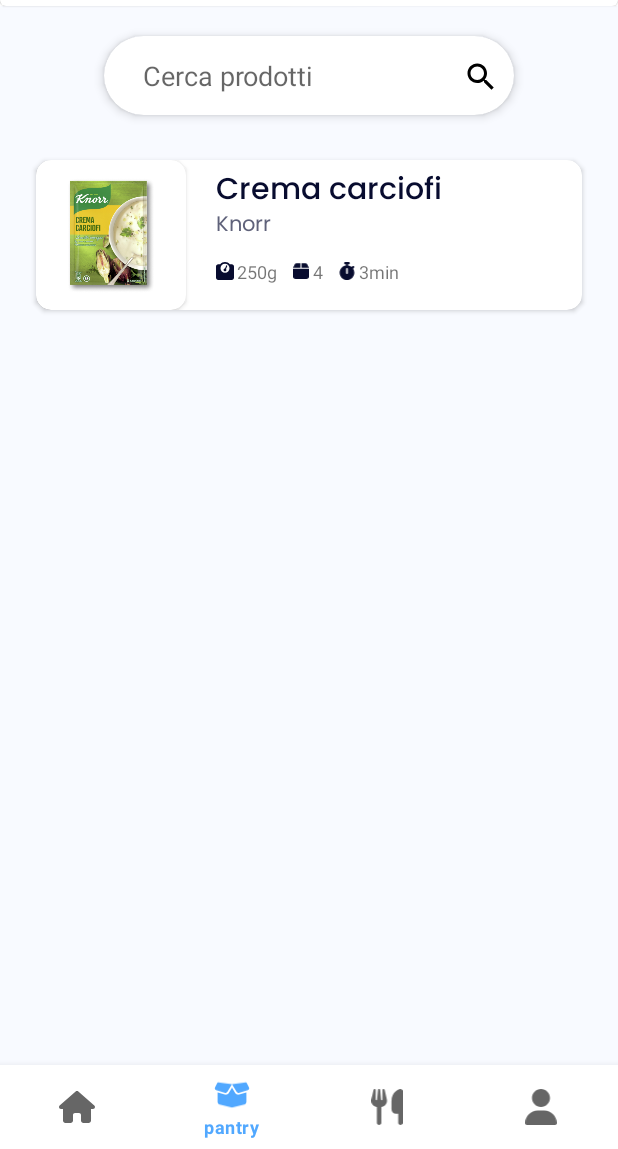
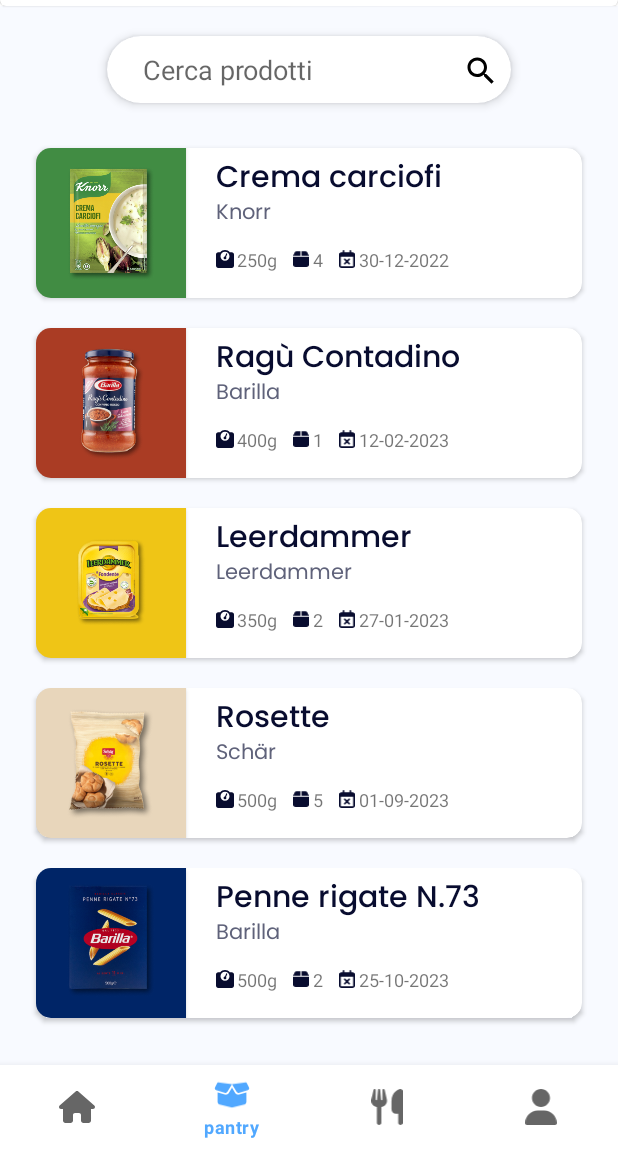
Before and after one commit to PaoloDAlessandro/fooding_android, an Android app: the screen it shows after launch (MainActivity), item 2 of the bottom bar chosen, on a phone screen of 412 x 824 dp, the part 87-1236 px from its top. Run offline under Robolectric (Android 15) with nearby library versions, the phone set to English and light mode, and no system bars.

Commit message:
fix: background color image error on Pantry products & more superficial fix

```diff
--- a/app/src/main/java/it/itsar/fooding/Home.java
+++ b/app/src/main/java/it/itsar/fooding/Home.java
@@ -14,7 +14,6 @@
     public View onCreateView(LayoutInflater inflater, ViewGroup container,
                              Bundle savedInstanceState) {
         // Inflate the layout for this fragment
-        getActivity().setTitle("Fooding");
         return inflater.inflate(R.layout.fragment_home, container, false);
     }
 }
--- a/app/src/main/java/it/itsar/fooding/MainActivity.java
+++ b/app/src/main/java/it/itsar/fooding/MainActivity.java
@@ -1,6 +1,7 @@
 package it.itsar.fooding;
 
 import androidx.appcompat.app.AppCompatActivity;
+import androidx.core.content.ContextCompat;
 import androidx.core.content.res.ResourcesCompat;
 import androidx.fragment.app.FragmentManager;
 
@@ -9,19 +10,38 @@
 
 import com.google.android.material.bottomnavigation.BottomNavigationView;
 
+import java.time.LocalDate;
+import java.time.Month;
 import java.util.HashMap;
 
 public class MainActivity extends AppCompatActivity {
 
     private BottomNavigationView bottomNavigationView;
-    private FragmentManager fragmentManager = getSupportFragmentManager();
+    public FragmentManager fragmentManager = getSupportFragmentManager();
+    private MyProperties myProperties = MyProperties.getInstance();
 
     @Override
     protected void onCreate(Bundle savedInstanceState) {
         super.onCreate(savedInstanceState);
         setContentView(R.layout.activity_main);
+        bottomNavigationView = findViewById(R.id.bottomMenu);
 
-        bottomNavigationView = findViewById(R.id.bottomMenu);
+        Prodotto[] prodotti = new Prodotto[0];
+        if (android.os.Build.VERSION.SDK_INT >= android.os.Build.VERSION_CODES.O) {
+            prodotti = new Prodotto[]{
+                    new Prodotto("Crema carciofi", "Knorr", "Farina di FRUMENTO, LATTE scremato, fecola di patate, PANNA, sale iodato, farina di mais*, aromi, carciofi 3,1%, olio di mais, estratto per brodo, zucchero, estratto di lievito, succo di limone, spinaci, sale, prezzemolo 0,2%, spezie (pepe nero*, aglio, radice di levistico). Può contenere uova, soia, sedaano e senape. *Da agricoltura sostenibile", 250, 4, 3, LocalDate.of(2022, Month.DECEMBER, 30), R.drawable.crema_carciofi, ContextCompat.getColor(getApplicationContext(), R.color.crema_carciofi), new ValoriNutrizionali(724.00, 9, 11.0, 16, 6.3, 32, 17.0, 7, 1.3, 1, 1.3, 0, 2.5, 5, 0, 0)),
+                    new Prodotto("Ragù Contadino", "Barilla", "Carote 4% Rosmarino Oli vegetali (oliva, girasole) Aglio Aromi Sale Zucchero Amido di mais Cipolle Vino rosso 6% Concentrato di pomodoro 16,5% Polpa di pomodoro 18% Acqua Carne suina 25%",400, 1, 0, LocalDate.of(2023, Month.FEBRUARY, 12), R.drawable.ragu_contadino, ContextCompat.getColor(getApplicationContext(), R.color.ragù_contadino), new ValoriNutrizionali(385, 5, 4.5, 6, 1.2, 6, 6.8, 3, 4.0, 4, 1.8, 0, 5.1, 10, 1.0, 17)),
+                    new Prodotto("Leerdammer", "Leerdammer", "Latte, sale, fermenti lattici, caglio microbico.", 350, 2, 0, LocalDate.of(2023, Month.JANUARY, 27), R.drawable.leerdammer,ContextCompat.getColor(getApplicationContext(), R.color.leerdammer),  new ValoriNutrizionali(1536, 18, 28.0, 40, 0, 0, 0.1, 0, 0, 0, 0, 0, 28, 56, 0, 0)),
+                    new Prodotto("Rosette","Schär", "amido di mais , acqua , pasta madre (farina di riso, acqua) 14% , fibra vegetale (psillio) , farina di miglio , olio di girasole 3,8% , farina di riso , proteine di soia , amido di riso , addensante: idrossipropilmetilcellulosa ; sciroppo di riso , sale , lievito , zucchero . Può contenere tracce di nocciole, uova e di senape. SENZA FRUMENTO.", 500, 5, 8, LocalDate.of(2023, Month.SEPTEMBER, 1), R.drawable.rosette, ContextCompat.getColor(getApplicationContext(), R.color.rosette), new ValoriNutrizionali(1025, 12.3, 3.6, 5.1, 0.5, 2.5, 47, 17.4, 0.8, 0.9, 5.5, 22, 3.5, 7, 1.3, 21.7)),
+                    new Prodotto("Penne rigate N.73", "Barilla", "Semola di grano duro e acqua", 500, 2, 11, LocalDate.of(2023, Month.OCTOBER, 25), R.drawable.penne_rigate_barilla, ContextCompat.getColor(getApplicationContext(), R.color.penne_rigate_barilla), new ValoriNutrizionali(1502, 18, 2, 3, 0.5, 3, 71.2, 27, 3.5, 4, 3, 0 , 12.5, 25, 0.03, 1)),
+                    new Prodotto("Uova guscio bianco", "Le naturelle", "uova", 300, 1, 0, LocalDate.of(2022, Month.DECEMBER, 31), R.drawable.uova_le_naturelle, ContextCompat.getColor(getApplicationContext(), R.color.uova_le_naturelle), new ValoriNutrizionali(535, 6.4, 8.7, 12, 4, 20, 0.5, 0, 0.5, 0, 0, 0, 12, 24, 0.3, 5.7))
+                    /*
+            */
+            };
+        }
+
+        myProperties.setProdotti(prodotti);
+
         bottomNavigationView.setOnItemSelectedListener(item -> {
             switch (item.getItemId()) {
                 case R.id.homeButton:
--- /dev/null
+++ b/app/src/main/java/it/itsar/fooding/MyProperties.java
@@ -0,0 +1,24 @@
+package it.itsar.fooding;
+
+public class MyProperties {
+    private static MyProperties mInstance= null;
+
+    private Prodotto[] prodotti;
+
+    protected MyProperties(){}
+
+    public static synchronized MyProperties getInstance() {
+        if(null == mInstance){
+            mInstance = new MyProperties();
+        }
+        return mInstance;
+    }
+
+    public Prodotto[] getProdotti() {
+        return prodotti;
+    }
+
+    public void setProdotti(Prodotto[] prodotti) {
+        this.prodotti = prodotti;
+    }
+}
--- a/app/src/main/java/it/itsar/fooding/Pantry.java
+++ b/app/src/main/java/it/itsar/fooding/Pantry.java
@@ -32,28 +32,9 @@
 public class Pantry extends Fragment {
 
     private RecyclerView recyclerView;
-    public Prodotto[] prodotti = {
-            new Prodotto("Crema carciofi", "Knorr", "Farina di FRUMENTO, LATTE scremato, fecola di patate, PANNA, sale iodato, farina di mais*, aromi, carciofi 3,1%, olio di mais, estratto per brodo, zucchero, estratto di lievito, succo di limone, spinaci, sale, prezzemolo 0,2%, spezie (pepe nero*, aglio, radice di levistico). Può contenere uova, soia, sedaano e senape. *Da agricoltura sostenibile", 250, 4, 3, R.drawable.crema_carciofi, new ValoriNutrizionali(724.00, 9, 11.0, 16, 6.3, 32, 17.0, 7, 1.3, 1, 1.3, 0, 2.5, 5, 0, 0)),
-            /*
-            new Prodotto("Ragù Contadino", "Barilla", "Carote 4% Rosmarino Oli vegetali (oliva, girasole) Aglio Aromi Sale Zucchero Amido di mais Cipolle Vino rosso 6% Concentrato di pomodoro 16,5% Polpa di pomodoro 18% Acqua Carne suina 25%",400, 1, 0, R.drawable.ragu_contadino),
-            new Prodotto("Leerdammer", "Leerdammer", "Latte, sale, fermenti lattici, caglio microbico.", 350, 2, 0, R.drawable.leerdammer),
-            new Prodotto("Rosette","Schär", "amido di mais , acqua , pasta madre (farina di riso, acqua) 14% , fibra vegetale (psillio) , farina di miglio , olio di girasole 3,8% , farina di riso , proteine di soia , amido di riso , addensante: idrossipropilmetilcellulosa ; sciroppo di riso , sale , lievito , zucchero . Può contenere tracce di nocciole, uova e di senape. SENZA FRUMENTO.", 500, 5, 8, R.drawable.rosette),
-            new Prodotto("Crema carciofi", "Knorr", "Farina di FRUMENTO, LATTE scremato, fecola di patate, PANNA, sale iodato, farina di mais*, aromi, carciofi 3,1%, olio di mais, estratto per brodo, zucchero, estratto di lievito, succo di limone, spinaci, sale, prezzemolo 0,2%, spezie (pepe nero*, aglio, radice di levistico). Può contenere uova, soia, sedaano e senape. *Da agricoltura sostenibile", 250, 4, 3, R.drawable.crema_carciofi),
-            new Prodotto("Ragù Contadino", "Barilla", "Carote 4% Rosmarino Oli vegetali (oliva, girasole) Aglio Aromi Sale Zucchero Amido di mais Cipolle Vino rosso 6% Concentrato di pomodoro 16,5% Polpa di pomodoro 18% Acqua Carne suina 25%",400, 1, 0, R.drawable.ragu_contadino),
-            new Prodotto("Leerdammer", "Leerdammer", "Latte, sale, fermenti lattici, caglio microbico.", 350, 2, 0, R.drawable.leerdammer),
-            new Prodotto("Rosette","Schär", "amido di mais , acqua , pasta madre (farina di riso, acqua) 14% , fibra vegetale (psillio) , farina di miglio , olio di girasole 3,8% , farina di riso , proteine di soia , amido di riso , addensante: idrossipropilmetilcellulosa ; sciroppo di riso , sale , lievito , zucchero . Può contenere tracce di nocciole, uova e di senape. SENZA FRUMENTO.", 500, 5, 8, R.drawable.rosette),
-            new Prodotto("Crema carciofi", "Knorr", "Farina di FRUMENTO, LATTE scremato, fecola di patate, PANNA, sale iodato, farina di mais*, aromi, carciofi 3,1%, olio di mais, estratto per brodo, zucchero, estratto di lievito, succo di limone, spinaci, sale, prezzemolo 0,2%, spezie (pepe nero*, aglio, radice di levistico). Può contenere uova, soia, sedaano e senape. *Da agricoltura sostenibile", 250, 4, 3, R.drawable.crema_carciofi),
-            new Prodotto("Ragù Contadino", "Barilla", "Carote 4% Rosmarino Oli vegetali (oliva, girasole) Aglio Aromi Sale Zucchero Amido di mais Cipolle Vino rosso 6% Concentrato di pomodoro 16,5% Polpa di pomodoro 18% Acqua Carne suina 25%",400, 1, 0, R.drawable.ragu_contadino),
-            new Prodotto("Leerdammer", "Leerdammer", "Latte, sale, fermenti lattici, caglio microbico.", 350, 2, 0, R.drawable.leerdammer),
-            new Prodotto("Rosette","Schär", "amido di mais , acqua , pasta madre (farina di riso, acqua) 14% , fibra vegetale (psillio) , farina di miglio , olio di girasole 3,8% , farina di riso , proteine di soia , amido di riso , addensante: idrossipropilmetilcellulosa ; sciroppo di riso , sale , lievito , zucchero . Può contenere tracce di nocciole, uova e di senape. SENZA FRUMENTO.", 500, 5, 8, R.drawable.rosette),
-            new Prodotto("Crema carciofi", "Knorr", "Farina di FRUMENTO, LATTE scremato, fecola di patate, PANNA, sale iodato, farina di mais*, aromi, carciofi 3,1%, olio di mais, estratto per brodo, zucchero, estratto di lievito, succo di limone, spinaci, sale, prezzemolo 0,2%, spezie (pepe nero*, aglio, radice di levistico). Può contenere uova, soia, sedaano e senape. *Da agricoltura sostenibile", 250, 4, 3, R.drawable.crema_carciofi),
-            new Prodotto("Ragù Contadino", "Barilla", "Carote 4% Rosmarino Oli vegetali (oliva, girasole) Aglio Aromi Sale Zucchero Amido di mais Cipolle Vino rosso 6% Concentrato di pomodoro 16,5% Polpa di pomodoro 18% Acqua Carne suina 25%",400, 1, 0, R.drawable.ragu_contadino),
-            new Prodotto("Leerdammer", "Leerdammer", "Latte, sale, fermenti lattici, caglio microbico.", 350, 2, 0, R.drawable.leerdammer),
-            new Prodotto("Rosette","Schär", "amido di mais , acqua , pasta madre (farina di riso, acqua) 14% , fibra vegetale (psillio) , farina di miglio , olio di girasole 3,8% , farina di riso , proteine di soia , amido di riso , addensante: idrossipropilmetilcellulosa ; sciroppo di riso , sale , lievito , zucchero . Può contenere tracce di nocciole, uova e di senape. SENZA FRUMENTO.", 500, 5, 8, R.drawable.rosette)
 
-
-             */
-    };
+    public MyProperties myProperties = MyProperties.getInstance();
+    private Prodotto[] prodotti = myProperties.getProdotti();
 
     ActivityResultLauncher<Intent> activityLauncher = registerForActivityResult(
             new ActivityResultContracts.StartActivityForResult(),
@@ -81,12 +62,12 @@
     @Override
     public void onViewCreated(@NonNull View view, @Nullable Bundle savedInstanceState) {
         super.onViewCreated(view, savedInstanceState);
-        getActivity().setTitle("My pantry");
 
         productAdapter = new ProductAdapter(prodotti, getContext(), activityLauncher);
         searchProduct = view.findViewById(R.id.searchProduct);
         recyclerView = view.findViewById(R.id.productsRecyclerView);
         recyclerView.setAdapter(productAdapter);
+
         searchProduct.addTextChangedListener(new TextWatcher() {
             @Override
             public void beforeTextChanged(CharSequence charSequence, int i, int i1, int i2) {
@@ -111,6 +92,21 @@
         });
     }
 
+    @Override
+    public void onResume() {
+        super.onResume();
+        if(!searchProduct.getText().toString().equals("")) {
+            List<Prodotto> prodottiFiltered = Arrays.asList(prodotti);
+            prodottiFiltered = prodottiFiltered.stream()
+                    .filter(prodotto -> prodotto.getNome().toLowerCase().contains(searchProduct.getText().toString().toLowerCase()))
+                    .collect(Collectors.toList());
+            Log.d("Input: ", searchProduct.getText().toString());
+            Log.d("Filtered product: ", prodottiFiltered.toString());
+            productAdapter.setProdotti(prodottiFiltered.toArray(new Prodotto[prodottiFiltered.size()]));
+            recyclerView.setAdapter(productAdapter);
+        }
+    }
+
     void updateRecycleView(ActivityResult result) {
         Intent intent = result.getData();
         Prodotto prodotto = (Prodotto) intent.getSerializableExtra("prodotto");
--- a/app/src/main/java/it/itsar/fooding/Prodotto.java
+++ b/app/src/main/java/it/itsar/fooding/Prodotto.java
@@ -1,6 +1,7 @@
 package it.itsar.fooding;
 
 import java.io.Serializable;
+import java.time.LocalDate;
 
 public class Prodotto implements Serializable {
     private String nome;
@@ -9,30 +10,21 @@
     private int peso;
     private int giacenza;
     private int preparazione;
+    private LocalDate dataScadenza;
     private int image;
+    private int colore;
     private ValoriNutrizionali valoriNutrizionali;
 
-/*
-    public Prodotto(String nome, String marca, String ingredienti, int peso, int giacenza, int preparazione, int image) {
+    public Prodotto(String nome, String marca, String ingredienti, int peso, int giacenza, int preparazione, LocalDate dataScadenza, int image, int colore, ValoriNutrizionali valoriNutrizionali) {
         this.nome = nome;
         this.marca = marca;
         this.ingredienti = ingredienti;
         this.peso = peso;
         this.giacenza = giacenza;
         this.preparazione = preparazione;
+        this.dataScadenza = dataScadenza;
         this.image = image;
-    }
-
- */
-
-    public Prodotto(String nome, String marca, String ingredienti, int peso, int giacenza, int preparazione, int image, ValoriNutrizionali valoriNutrizionali) {
-        this.nome = nome;
-        this.marca = marca;
-        this.ingredienti = ingredienti;
-        this.peso = peso;
-        this.giacenza = giacenza;
-        this.preparazione = preparazione;
-        this.image = image;
+        this.colore = colore;
         this.valoriNutrizionali = valoriNutrizionali;
     }
 
@@ -111,4 +103,20 @@
     public void setValoriNutrizionali(ValoriNutrizionali valoriNutrizionali) {
         this.valoriNutrizionali = valoriNutrizionali;
     }
+
+    public int getColore() {
+        return colore;
+    }
+
+    public void setColore(int colore) {
+        this.colore = colore;
+    }
+
+    public LocalDate getDataScadenza() {
+        return dataScadenza;
+    }
+
+    public void setDataScadenza(LocalDate dataScadenza) {
+        this.dataScadenza = dataScadenza;
+    }
 }
--- a/app/src/main/java/it/itsar/fooding/ProductAdapter.java
+++ b/app/src/main/java/it/itsar/fooding/ProductAdapter.java
@@ -15,6 +15,8 @@
 import androidx.annotation.NonNull;
 import androidx.cardview.widget.CardView;
 import androidx.recyclerview.widget.RecyclerView;
+
+import java.time.format.DateTimeFormatter;
 
 public class ProductAdapter extends RecyclerView.Adapter<ProductAdapter.ProductViewHolder> {
 
@@ -56,7 +58,7 @@
         private ImageView productImage;
         private TextView productStock;
         private TextView productWeight;
-        private TextView productTimer;
+        private TextView productExpirationDate;
         private CardView imageCardView;
 
         public ProductViewHolder(@NonNull View itemView) {
@@ -67,7 +69,7 @@
             productImage = itemView.findViewById(R.id.productImage);
             productStock = itemView.findViewById(R.id.productStock);
             productWeight = itemView.findViewById(R.id.productWeight);
-            productTimer = itemView.findViewById(R.id.productTimer);
+            productExpirationDate = itemView.findViewById(R.id.productExpirationDate);
             imageCardView = itemView.findViewById(R.id.productImageCard);
         }
 
@@ -78,7 +80,11 @@
             productImage.setImageResource(prodotto.getImage());
             productStock.setText(prodotto.getGiacenza() + "");
             productWeight.setText(prodotto.getPeso() + "g");
-            productTimer.setText(prodotto.getPreparazione() + "min");
+            if (android.os.Build.VERSION.SDK_INT >= android.os.Build.VERSION_CODES.O) {
+                DateTimeFormatter dateTimeFormatter = DateTimeFormatter.ofPattern("dd-MM-yyyy");
+                productExpirationDate.setText(prodotto.getDataScadenza().format(dateTimeFormatter));
+            }
+            imageCardView.setBackgroundColor(prodotto.getColore());
         }
 
         @Override
--- a/app/src/main/java/it/itsar/fooding/ValoriNutrizionali.java
+++ b/app/src/main/java/it/itsar/fooding/ValoriNutrizionali.java
@@ -4,24 +4,24 @@
 
 public class ValoriNutrizionali implements Serializable {
     private double energia; //espressa in kj e convertita in kcal tramite convertToKcal() method
-    private int energiaAR;
+    private double energiaAR;
     private double grassi;
-    private int grassiAR;
+    private double grassiAR;
     private double grassiSaturi;
-    private int grassiSaturiAR;
+    private double grassiSaturiAR;
     private double carboidrati;
-    private int carboidratiAR;
+    private double carboidratiAR;
     private double zuccheri;
-    private int zuccheriAR;
+    private double zuccheriAR;
     private double fibre;
-    private int fibreAR;
+    private double fibreAR;
     private double proteine;
-    private int proteineAR;
+    private double proteineAR;
     private double sale;
-    private int saleAR;
+    private double saleAR;
 
 
-    public ValoriNutrizionali(double energia, int energiaAR, double grassi, int grassiAR, double grassiSaturi, int grassiSaturiAR, double carboidrati, int carboidratiAR, double zuccheri, int zuccheriAR, double fibre, int fibreAR, double proteine, int proteineAR, double sale, int saleAR) {
+    public ValoriNutrizionali(double energia, double energiaAR, double grassi, double grassiAR, double grassiSaturi, double grassiSaturiAR, double carboidrati, double carboidratiAR, double zuccheri, double zuccheriAR, double fibre, double fibreAR, double proteine, double proteineAR, double sale, double saleAR) {
         this.energia = energia;
         this.energiaAR = energiaAR;
         this.grassi = grassi;
@@ -40,6 +40,11 @@
         this.saleAR = saleAR;
     }
 
+
+    public int convertToKcal() {
+        return (int) ((int) energia / 4.184);
+    }
+
     public double getEnergia() {
         return energia;
     }
@@ -48,11 +53,11 @@
         this.energia = energia;
     }
 
-    public int getEnergiaAR() {
+    public double getEnergiaAR() {
         return energiaAR;
     }
 
-    public void setEnergiaAR(int energiaAR) {
+    public void setEnergiaAR(double energiaAR) {
         this.energiaAR = energiaAR;
     }
 
@@ -64,11 +69,11 @@
         this.grassi = grassi;
     }
 
-    public int getGrassiAR() {
+    public double getGrassiAR() {
         return grassiAR;
     }
 
-    public void setGrassiAR(int grassiAR) {
+    public void setGrassiAR(double grassiAR) {
         this.grassiAR = grassiAR;
     }
 
@@ -80,11 +85,11 @@
         this.grassiSaturi = grassiSaturi;
     }
 
-    public int getGrassiSaturiAR() {
+    public double getGrassiSaturiAR() {
         return grassiSaturiAR;
     }
 
-    public void setGrassiSaturiAR(int grassiSaturiAR) {
+    public void setGrassiSaturiAR(double grassiSaturiAR) {
         this.grassiSaturiAR = grassiSaturiAR;
     }
 
@@ -96,11 +101,11 @@
         this.carboidrati = carboidrati;
     }
 
-    public int getCarboidratiAR() {
+    public double getCarboidratiAR() {
         return carboidratiAR;
     }
 
-    public void setCarboidratiAR(int carboidratiAR) {
+    public void setCarboidratiAR(double carboidratiAR) {
         this.carboidratiAR = carboidratiAR;
     }
 
@@ -112,6 +117,14 @@
         this.zuccheri = zuccheri;
     }
 
+    public double getZuccheriAR() {
+        return zuccheriAR;
+    }
+
+    public void setZuccheriAR(double zuccheriAR) {
+        this.zuccheriAR = zuccheriAR;
+    }
+
     public double getFibre() {
         return fibre;
     }
@@ -120,11 +133,11 @@
         this.fibre = fibre;
     }
 
-    public int getFibreAR() {
+    public double getFibreAR() {
         return fibreAR;
     }
 
-    public void setFibreAR(int fibreAR) {
+    public void setFibreAR(double fibreAR) {
         this.fibreAR = fibreAR;
     }
 
@@ -136,11 +149,11 @@
         this.proteine = proteine;
     }
 
-    public int getProteineAR() {
+    public double getProteineAR() {
         return proteineAR;
     }
 
-    public void setProteineAR(int proteineAR) {
+    public void setProteineAR(double proteineAR) {
         this.proteineAR = proteineAR;
     }
 
@@ -152,23 +165,11 @@
         this.sale = sale;
     }
 
-    public int getSaleAR() {
+    public double getSaleAR() {
         return saleAR;
     }
 
-    public void setSaleAR(int saleAR) {
+    public void setSaleAR(double saleAR) {
         this.saleAR = saleAR;
     }
-
-    public int getZuccheriAR() {
-        return zuccheriAR;
-    }
-
-    public void setZuccheriAR(int zuccheriAR) {
-        this.zuccheriAR = zuccheriAR;
-    }
-
-    public int convertToKcal() {
-        return (int) ((int) energia / 4.184);
-    }
 }
--- /dev/null
+++ b/app/src/main/res/drawable/calendar_expiration_date_v2.xml
@@ -0,0 +1,9 @@
+<vector xmlns:android="http://schemas.android.com/apk/res/android"
+    android:width="448dp"
+    android:height="512dp"
+    android:viewportWidth="448"
+    android:viewportHeight="512">
+  <path
+      android:fillColor="#FF000000"
+      android:pathData="M257.9,328L304.1,375C314.3,384.4 314.3,399.6 304.1,408.1C295.6,418.3 280.4,418.3 271,408.1L224,361.9L176.1,408.1C167.6,418.3 152.4,418.3 143,408.1C133.7,399.6 133.7,384.4 143,375L190.1,328L143,280.1C133.7,271.6 133.7,256.4 143,247C152.4,237.7 167.6,237.7 176.1,247L224,294.1L271,247C280.4,237.7 295.6,237.7 304.1,247C314.3,256.4 314.3,271.6 304.1,280.1L257.9,328zM128,0C141.3,0 152,10.75 152,24V64H296V24C296,10.75 306.7,0 320,0C333.3,0 344,10.75 344,24V64H384C419.3,64 448,92.65 448,128V448C448,483.3 419.3,512 384,512H64C28.65,512 0,483.3 0,448V128C0,92.65 28.65,64 64,64H104V24C104,10.75 114.7,0 128,0zM400,192H48V448C48,456.8 55.16,464 64,464H384C392.8,464 400,456.8 400,448V192z"/>
+</vector>
--- a/app/src/main/res/layout/fragment_pantry.xml
+++ b/app/src/main/res/layout/fragment_pantry.xml
@@ -25,8 +25,8 @@
             <androidx.constraintlayout.widget.ConstraintLayout
                 android:layout_width="wrap_content"
                 android:layout_height="wrap_content"
-                android:paddingHorizontal="10dp"
-                android:paddingVertical="6dp"
+                android:paddingHorizontal="8dp"
+                android:paddingVertical="2dp"
                 >
 
                 <EditText
@@ -63,7 +63,9 @@
             android:layout_height="wrap_content"
             android:layout_marginTop="20dp"
             app:layoutManager="androidx.recyclerview.widget.LinearLayoutManager"
+            android:paddingBottom="100dp"
             app:layout_constraintTop_toBottomOf="@+id/search_bar"
             tools:listitem="@layout/prodotto_riga" />
+
     </androidx.constraintlayout.widget.ConstraintLayout>
 </FrameLayout>
--- a/app/src/main/res/layout/prodotto_riga.xml
+++ b/app/src/main/res/layout/prodotto_riga.xml
@@ -117,7 +117,7 @@
             android:id="@+id/productTimerImage"
             android:layout_width="12dp"
             android:layout_height="12dp"
-            android:src="@drawable/product_timer"
+            android:src="@drawable/calendar_expiration_date_v2"
             android:layout_marginTop="2dp"
             app:tint="@color/product_name"
             android:layout_marginRight="2dp"
@@ -126,7 +126,7 @@
             />
 
         <TextView
-            android:id="@+id/productTimer"
+            android:id="@+id/productExpirationDate"
             android:layout_width="wrap_content"
             android:layout_height="wrap_content"
             android:layout_below="@id/productBrand"
--- a/app/src/main/res/values/colors.xml
+++ b/app/src/main/res/values/colors.xml
@@ -10,6 +10,10 @@
     <color name="icon">#5F6178</color>
     <color name="crema_carciofi">#418C43</color>
     <color name="ragù_contadino">#AA3C24</color>
+    <color name="leerdammer">#EFC516</color>
+    <color name="rosette">#E8D6BB</color>
+    <color name="uova_le_naturelle">#F1F0E5</color>
+    <color name="penne_rigate_barilla">#002567</color>
     <color name="product_name">#080C2F</color>
     <color name="product_marca">#5F627A</color>
     <color name="background">#F8FAFF</color>
```
Also changed, not shown: app/src/main/java/it/itsar/fooding/ProductDetails.java (+33 -18 lines), app/src/main/res/drawable/calendar_expiration_date.xml (added, +9 -0 lines), app/src/main/res/layout/activity_product_details.xml (+37 -23 lines), app/src/main/res/drawable/penne_rigate_barilla.png (added), app/src/main/res/drawable/uova_le_naturelle.png (added).
